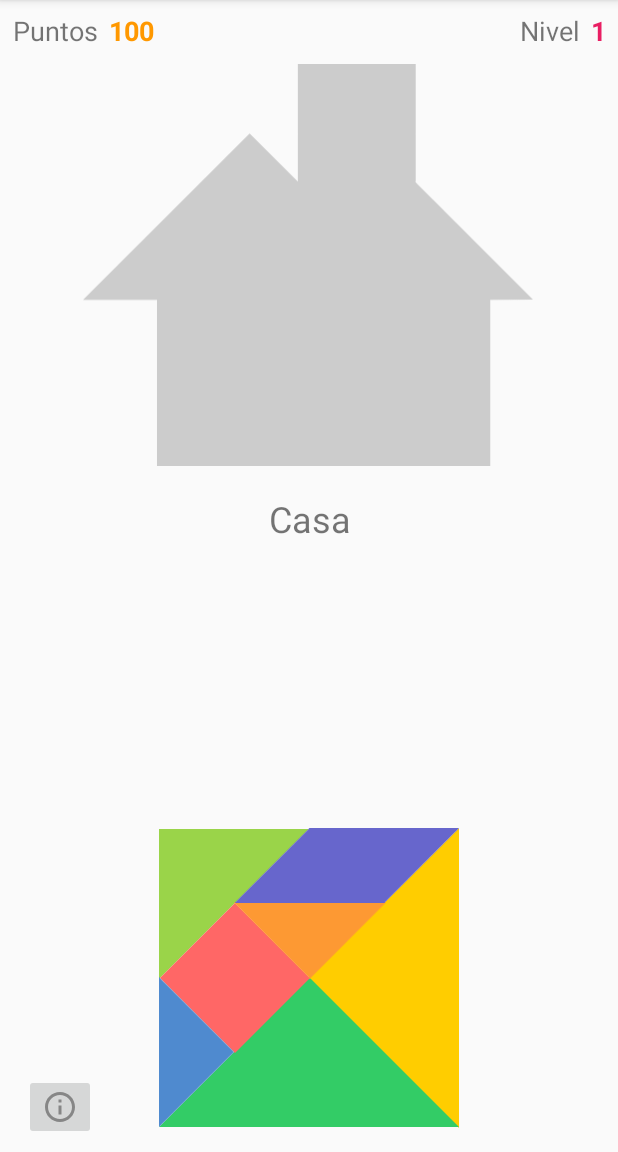
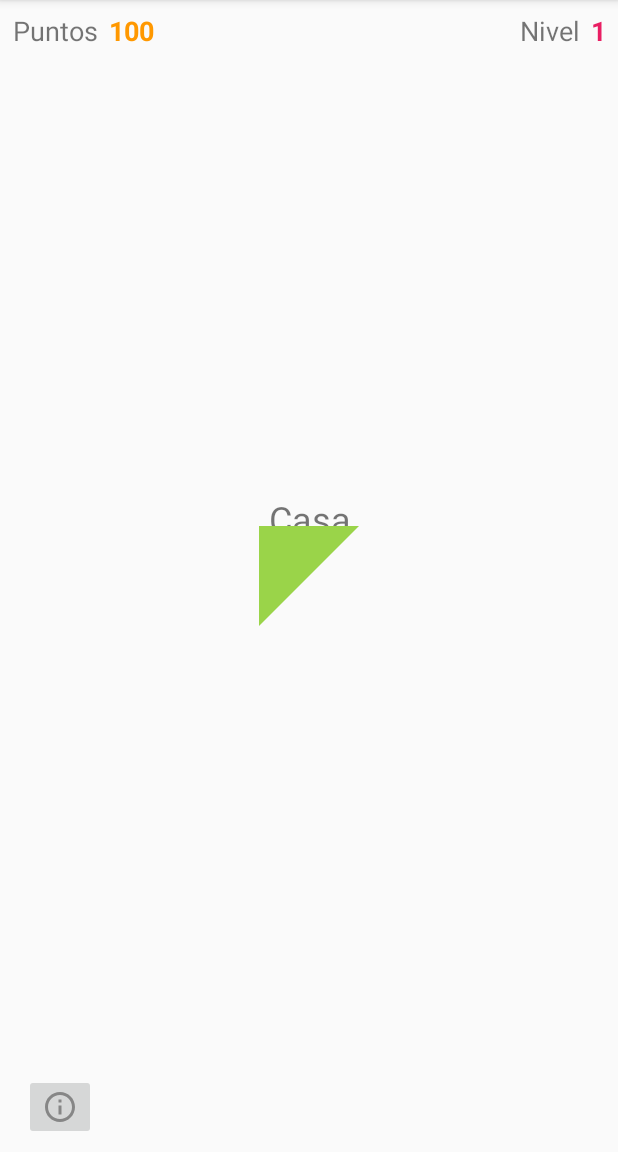
Before and after one commit to cdejuana/Tangram-Game, an Android app: the screen it shows after launch (TangramActivity), on a phone screen of 412 x 824 dp, the part 84-1236 px from its top. Run offline under Robolectric (Android 15) with nearby library versions, the phone set to English and light mode, and no system bars.

Commit message:
pintando pieza1 en view, el touch del tangram color no funciona si la view está por encima y tiene un onTouch, boton info por encima del view

```diff
--- a/app/src/main/java/com/dawmi2/tangramv6/VistaTangram.java
+++ b/app/src/main/java/com/dawmi2/tangramv6/VistaTangram.java
@@ -24,9 +24,16 @@ public class VistaTangram extends View {
     private static final String CLICKTAG = "CLICK";
     private float touchX;
     private float touchY;
+    static String colorViewClickada, colorViewSoltada;
+    //private Pieza pieza1;
+    private Drawable pieza1;
     private int xPosicionPieza1;
     private int yPosicionPieza1;
-    static String colorViewClickada, colorViewSoltada;
+    private int anchoPieza1;
+    private int altoPieza1;
+    private int anchoVista;
+    private int altoVista;
+
 
     public VistaTangram(Context context) {
         super(context);
@@ -45,6 +52,9 @@ public class VistaTangram extends View {
 
     private void init(AttributeSet attrs, int defStyle) {
         // sacar resources para drawables
+        pieza1 = getResources().getDrawable(R.drawable.p1);
+        //pieza1 = new Pieza(getResources().getDrawable(R.drawable.p1),
+                //0, 0, 0, 10, 10, false);
     }
 
     @Override
@@ -52,20 +62,26 @@ public class VistaTangram extends View {
         super.onSizeChanged(w, h, oldw, oldh);
 
         // guardar tamaño vista y posición de drawables
+        anchoVista = getWidth();
+        altoVista = getHeight();
 
+        xPosicionPieza1 = anchoVista/2;
+        yPosicionPieza1 = altoVista/2;
     }
 
     @Override
     protected void onDraw(Canvas canvas) {
         super.onDraw(canvas);
         // guardar tamaño drawables
-
+        anchoPieza1 = 100;
+        altoPieza1 = 100;
         // establecer marco
-
+        pieza1.setBounds(xPosicionPieza1 - anchoPieza1/2, yPosicionPieza1 - altoPieza1/2,
+                xPosicionPieza1 + anchoPieza1/2, yPosicionPieza1 + altoPieza1/2);
         //dibujar drawable
+        pieza1.draw(canvas);
 
 
-        //dibujo punto
 
     }
 
@@ -87,8 +103,8 @@ public class VistaTangram extends View {
 
 
     protected void actualizarPosicionPieza() {
-        xPosicionPieza1 = (int) touchX;
-        yPosicionPieza1 = (int) touchY;
+        //xPosicionPieza1 = (int) touchX;
+        //yPosicionPieza1 = (int) touchY;
     }
 
 }
--- a/app/src/main/res/layout/activity_tangram.xml
+++ b/app/src/main/res/layout/activity_tangram.xml
@@ -110,7 +110,7 @@
         android:layout_width="200dp"
         android:layout_height="200dp"
         android:layout_marginBottom="16dp"
-        android:visibility="visible"
+        android:visibility="invisible"
         app:layout_constraintBottom_toBottomOf="parent"
         app:layout_constraintEnd_toEndOf="parent"
         app:layout_constraintStart_toStartOf="parent">
@@ -202,29 +202,18 @@
 
     </androidx.constraintlayout.widget.ConstraintLayout>
 
-    <ImageButton
-        android:id="@+id/ib_info"
-        android:layout_width="wrap_content"
-        android:layout_height="wrap_content"
-        android:layout_marginStart="16dp"
-        android:layout_marginBottom="8dp"
-        app:layout_constraintBottom_toBottomOf="parent"
-        app:layout_constraintStart_toStartOf="parent"
-        app:srcCompat="@drawable/ic_info_outline_gray_24dp" />
-
     <ImageView
         android:id="@+id/iv_figura_silueta"
         android:layout_width="300dp"
         android:layout_height="273dp"
         android:layout_marginTop="40dp"
-        android:visibility="visible"
+        android:visibility="invisible"
         app:layout_constraintEnd_toEndOf="parent"
         app:layout_constraintHorizontal_bias="0.495"
         app:layout_constraintStart_toStartOf="parent"
         app:layout_constraintTop_toTopOf="parent"
         app:layout_constraintVertical_chainStyle="spread_inside"
-        app:srcCompat="@drawable/ic_figcasasilueta"
-        tools:visibility="visible" />
+        app:srcCompat="@drawable/ic_figcasasilueta" />
 
     <ImageView
         android:id="@+id/iv_figura_pieza1"
@@ -330,7 +319,7 @@
         android:layout_height="273dp"
         android:layout_marginTop="40dp"
         android:alpha="0"
-        android:visibility="visible"
+        android:visibility="invisible"
         app:layout_constraintEnd_toEndOf="parent"
         app:layout_constraintStart_toStartOf="parent"
         app:layout_constraintTop_toTopOf="parent"
@@ -362,7 +351,7 @@
 
     <com.dawmi2.tangramv6.VistaTangram
         android:layout_width="match_parent"
-        android:layout_height="550dp"
+        android:layout_height="match_parent"
         app:exampleString=""
         app:layout_constraintBottom_toBottomOf="parent"
         app:layout_constraintEnd_toEndOf="parent"
@@ -370,4 +359,14 @@
         app:layout_constraintTop_toTopOf="parent"
         app:layout_constraintVertical_bias="0.68" />
 
+    <ImageButton
+        android:id="@+id/ib_info"
+        android:layout_width="wrap_content"
+        android:layout_height="wrap_content"
+        android:layout_marginStart="16dp"
+        android:layout_marginBottom="8dp"
+        app:layout_constraintBottom_toBottomOf="parent"
+        app:layout_constraintStart_toStartOf="parent"
+        app:srcCompat="@drawable/ic_info_outline_gray_24dp" />
+
 </androidx.constraintlayout.widget.ConstraintLayout>
```
Also changed, not shown: app/src/main/java/com/dawmi2/tangramv6/Pieza.java (+10 -20 lines).
